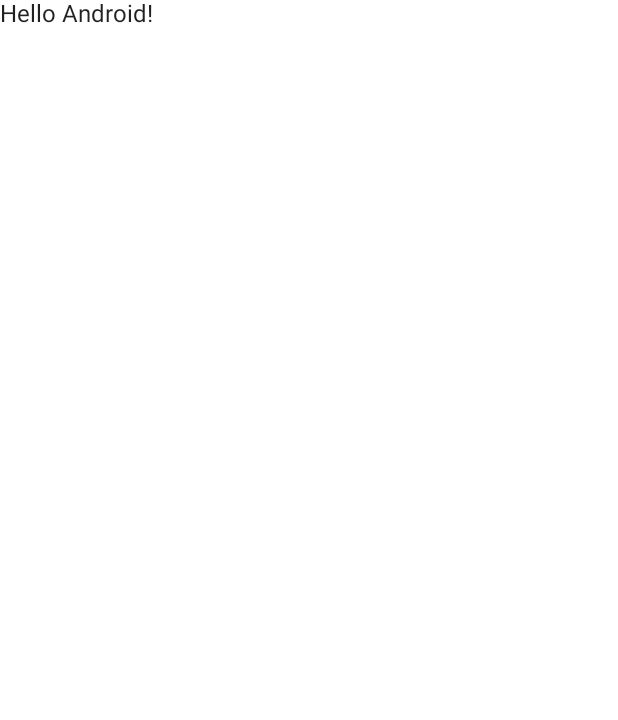
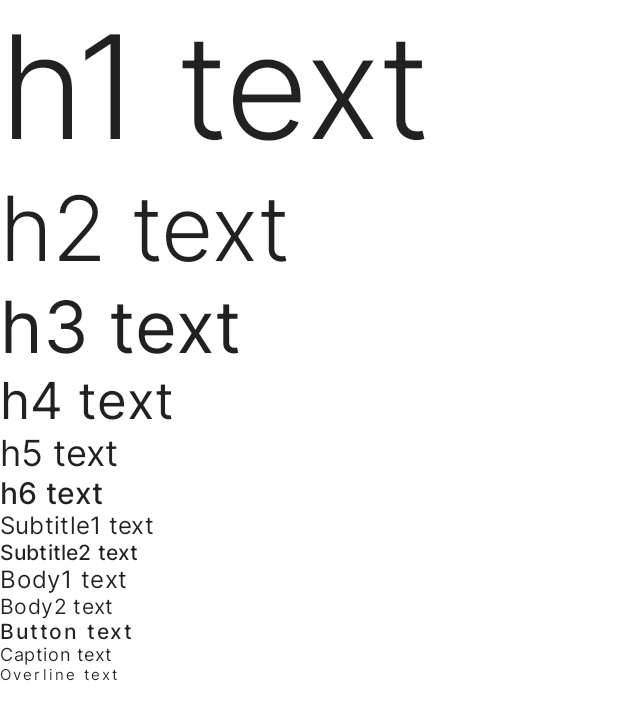
Before and after one commit to Chandu4221/POC_ComposeUIComponents, an Android app built with Jetpack Compose: the screen it shows after launch (MainActivity), on a phone screen of 412 x 824 dp. Before the commit the part shown is almost empty. Shown: the top 720 px of the screen. Run offline under Robolectric (Android 15) with nearby library versions, the phone set to English and light mode, and no system bars.

Commit message:
added custom fonts and typography

```diff
--- a/app/src/main/java/com/example/composeuicomponents/MainActivity.kt
+++ b/app/src/main/java/com/example/composeuicomponents/MainActivity.kt
@@ -3,10 +3,14 @@ package com.example.composeuicomponents
 import android.os.Bundle
 import androidx.activity.ComponentActivity
 import androidx.activity.compose.setContent
+import androidx.compose.foundation.layout.Column
+import androidx.compose.foundation.verticalScroll
 import androidx.compose.material.MaterialTheme
 import androidx.compose.material.Surface
 import androidx.compose.material.Text
 import androidx.compose.runtime.Composable
+import androidx.compose.ui.Modifier
+import androidx.compose.ui.draw.alpha
 import androidx.compose.ui.tooling.preview.Preview
 import com.example.composeuicomponents.ui.theme.ComposeUIComponentsTheme
 
@@ -17,7 +21,7 @@ class MainActivity : ComponentActivity() {
             ComposeUIComponentsTheme {
                 // A surface container using the 'background' color from the theme
                 Surface(color = MaterialTheme.colors.background) {
-                    Greeting("Android")
+                    Greeting("text")
                 }
             }
         }
@@ -26,13 +30,27 @@ class MainActivity : ComponentActivity() {
 
 @Composable
 fun Greeting(name: String) {
-    Text(text = "Hello $name!")
+    Column() {
+        Text(text = "h1 $name", style = MaterialTheme.typography.h1)
+        Text(text = "h2 $name", style = MaterialTheme.typography.h2)
+        Text(text = "h3 $name", style = MaterialTheme.typography.h3)
+        Text(text = "h4 $name", style = MaterialTheme.typography.h4)
+        Text(text = "h5 $name", style = MaterialTheme.typography.h5)
+        Text(text = "h6 $name", style = MaterialTheme.typography.h6)
+        Text(text = "Subtitle1 $name", style = MaterialTheme.typography.subtitle1)
+        Text(text = "Subtitle2 $name", style = MaterialTheme.typography.subtitle2)
+        Text(text = "Body1 $name", style = MaterialTheme.typography.body1)
+        Text(text = "Body2 $name", style = MaterialTheme.typography.body2)
+        Text(text = "Button $name", style = MaterialTheme.typography.button)
+        Text(text = "Caption $name", style = MaterialTheme.typography.caption)
+        Text(text = "Overline $name", style = MaterialTheme.typography.overline)
+    }
 }
 
 @Preview(showBackground = true)
 @Composable
 fun DefaultPreview() {
     ComposeUIComponentsTheme {
-        Greeting("Android")
+        Greeting("size")
     }
 }
--- a/app/src/main/java/com/example/composeuicomponents/ui/theme/Type.kt
+++ b/app/src/main/java/com/example/composeuicomponents/ui/theme/Type.kt
@@ -2,27 +2,103 @@ package com.example.composeuicomponents.ui.theme
 
 import androidx.compose.material.Typography
 import androidx.compose.ui.text.TextStyle
+import androidx.compose.ui.text.font.Font
 import androidx.compose.ui.text.font.FontFamily
+import androidx.compose.ui.text.font.FontStyle
 import androidx.compose.ui.text.font.FontWeight
 import androidx.compose.ui.unit.sp
+import com.example.composeuicomponents.R
 
 // Set of Material typography styles to start with
+
+// custom fonts using material design typography styles
+// https://lh3.googleusercontent.com/GhGMLbfqPXdUgmnflT52VWNSned4U5jLOpTIXZWEDQfwvZGZC2EI0iO0wKxptigoYW79v2PhIdmjTjWDgfdHF8TzcldhSc9pA4BBLhE=w
+
+val fonts = FontFamily(
+    Font(R.font.inter_light_300, weight = FontWeight.Light),
+    Font(R.font.inter_regular_400, weight = FontWeight.Normal),
+    Font(R.font.inter_medium_500, weight = FontWeight.Medium),
+    Font(R.font.inter_semibold_600, weight = FontWeight.SemiBold),
+    Font(R.font.inter_bold_700, weight = FontWeight.Bold)
+)
+
 val Typography = Typography(
+    h1 = TextStyle(
+        fontFamily = fonts,
+        fontWeight = FontWeight.Light,
+        fontSize = 96.sp,
+        letterSpacing = -(1.5).sp
+    ),
+    h2 = TextStyle(
+        fontFamily = fonts,
+        fontWeight = FontWeight.Light,
+        fontSize = 60.sp,
+        letterSpacing = -(0.5).sp
+    ),
+    h3 = TextStyle(
+        fontFamily = fonts,
+        fontWeight = FontWeight.Normal,
+        fontSize = 48.sp,
+        letterSpacing = 0.sp,
+    ),
+    h4 = TextStyle(
+        fontFamily = fonts,
+        fontWeight = FontWeight.Normal,
+        fontSize = 34.sp,
+        letterSpacing = 0.25.sp,
+    ),
+    h5 = TextStyle(
+        fontFamily = fonts,
+        fontWeight = FontWeight.Normal,
+        fontSize = 24.sp,
+        letterSpacing = 0.sp,
+    ),
+    h6 = TextStyle(
+        fontFamily = fonts,
+        fontWeight = FontWeight.Medium,
+        fontSize = 20.sp,
+        letterSpacing = 0.15.sp
+    ),
+    subtitle1 = TextStyle(
+        fontFamily = fonts,
+        fontWeight = FontWeight.Normal,
+        fontSize = 16.sp,
+        letterSpacing = 0.15.sp
+    ),
+    subtitle2 = TextStyle(
+        fontFamily = fonts,
+        fontWeight = FontWeight.Medium,
+        fontSize = 14.sp,
+        letterSpacing = 0.1.sp,
+    ),
     body1 = TextStyle(
-        fontFamily = FontFamily.Default,
+        fontFamily = fonts,
         fontWeight = FontWeight.Normal,
-        fontSize = 16.sp
-    )
-    /* Other default text styles to override
+        fontSize = 16.sp,
+        letterSpacing = 0.5.sp,
+    ),
+    body2 = TextStyle(
+        fontFamily = fonts,
+        fontWeight = FontWeight.Normal,
+        fontSize = 14.sp,
+        letterSpacing = 0.25.sp,
+    ),
     button = TextStyle(
-        fontFamily = FontFamily.Default,
-        fontWeight = FontWeight.W500,
-        fontSize = 14.sp
+        fontFamily = fonts,
+        fontWeight = FontWeight.Medium,
+        fontSize = 14.sp,
+        letterSpacing = 1.25.sp,
     ),
     caption = TextStyle(
-        fontFamily = FontFamily.Default,
+        fontFamily = fonts,
         fontWeight = FontWeight.Normal,
-        fontSize = 12.sp
+        fontSize = 12.sp,
+        letterSpacing = 0.4.sp,
+    ),
+    overline = TextStyle(
+        fontFamily = fonts,
+        fontWeight = FontWeight.Normal,
+        fontSize = 10.sp,
+        letterSpacing = 1.5.sp,
     )
-    */
 )
```
Also changed, not shown: app/src/main/res/font/inter_bold_700.ttf (added), app/src/main/res/font/inter_light_300.ttf (added), app/src/main/res/font/inter_medium_500.ttf (added), app/src/main/res/font/inter_regular_400.ttf (added), app/src/main/res/font/inter_semibold_600.ttf (added).
